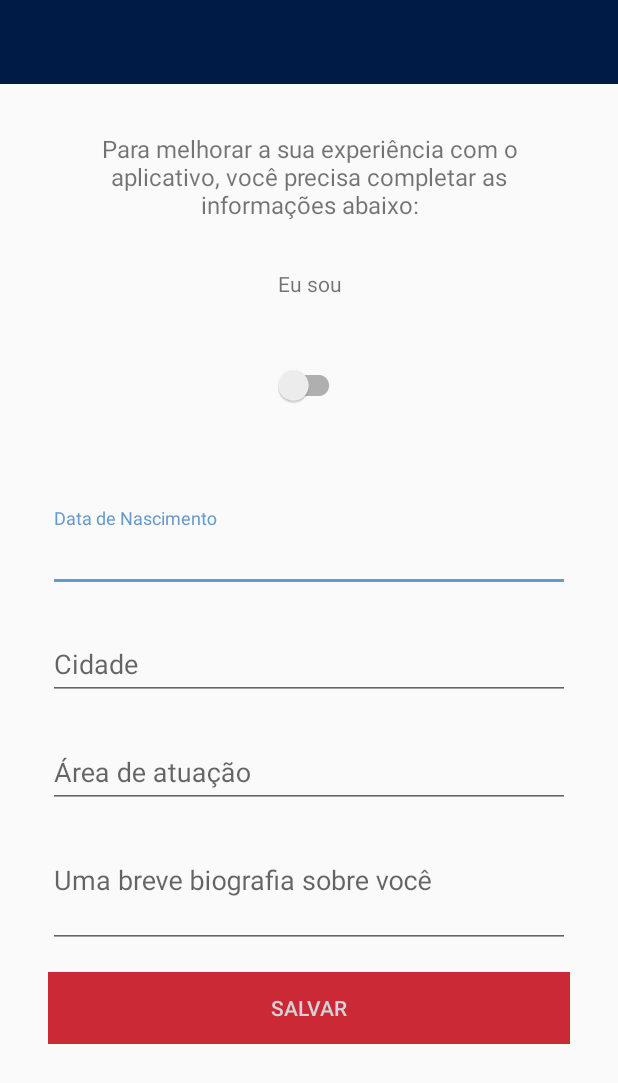
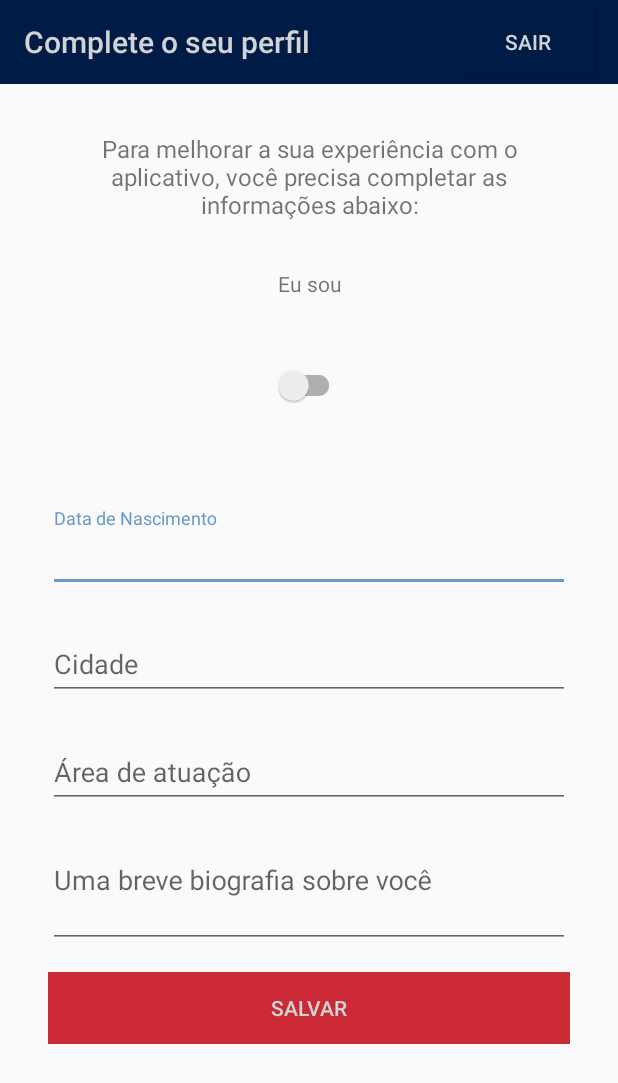
Before and after one commit to fabricioaugusto/embaixadasgv-app-android-kotlin, an Android app: the CompleteRegisterActivity screen opened directly, with no data from a screen before it, on a phone screen of 412 x 824 dp. Shown: the top 1083 px of the screen. Run offline under Robolectric (Android 15) with nearby library versions, the phone set to English and light mode, and no system bars; libraries missing offline, so code that uses them is left out: io.ghyeok.stickyswitch; plain views replace MaskEditText, StickySwitch; 3 statements that could not run were skipped.

Commit message:
Ajustado o Complete o Registro

```diff
--- a/app/src/main/java/com/balloondigital/egvapp/activity/CompleteRegisterActivity.kt
+++ b/app/src/main/java/com/balloondigital/egvapp/activity/CompleteRegisterActivity.kt
@@ -16,6 +16,9 @@ import com.google.android.libraries.places.api.model.TypeFilter
 import java.util.*
 import com.google.android.libraries.places.widget.AutocompleteActivity
 import android.app.Activity
+import android.view.Menu
+import android.view.MenuItem
+import android.widget.SearchView
 import android.widget.Toast
 import io.ghyeok.stickyswitch.widget.StickySwitch
 import io.ghyeok.stickyswitch.widget.StickySwitch.OnSelectedChangeListener
@@ -36,6 +39,11 @@ class CompleteRegisterActivity : AppCompatActivity(), View.OnClickListener, View
     override fun onCreate(savedInstanceState: Bundle?) {
         super.onCreate(savedInstanceState)
         setContentView(R.layout.activity_complete_register)
+
+        val toolbar: androidx.appcompat.widget.Toolbar = toolbarCR
+        toolbar.setTitle("Complete o seu perfil")
+        toolbar.setTitleTextColor(resources.getColor(R.color.colorGrey))
+        setSupportActionBar(toolbar)
 
         val bundle: Bundle? = intent.extras
         if(bundle != null) {
--- a/app/src/main/java/com/balloondigital/egvapp/activity/LoginActivity.kt
+++ b/app/src/main/java/com/balloondigital/egvapp/activity/LoginActivity.kt
@@ -86,6 +86,7 @@ class LoginActivity : AppCompatActivity(), View.OnClickListener {
                     val user = mAuth.currentUser
                     startCheckAuthActivity()
                 } else {
+                    btLogin.revertAnimation()
                     // If sign in fails, display a message to the user.
                     makeToast("Dados de login incorretos! Tente novamente!")
 
--- a/app/src/main/res/layout/activity_complete_register.xml
+++ b/app/src/main/res/layout/activity_complete_register.xml
@@ -17,19 +17,28 @@
                 android:background="?attr/colorPrimary"
                 android:theme="?attr/actionBarTheme"
                 android:minHeight="?attr/actionBarSize"
-                android:id="@+id/toolbar5"
+                android:id="@+id/toolbarCR"
                 app:layout_constraintTop_toTopOf="parent" app:layout_constraintStart_toStartOf="parent"
                 app:layout_constraintEnd_toEndOf="parent"
         />
+        <Button
+                android:text="Sair"
+                android:layout_width="wrap_content"
+                android:layout_height="wrap_content"
+                android:id="@+id/button2"
+                app:layout_constraintTop_toTopOf="parent" app:layout_constraintEnd_toEndOf="@+id/toolbarCR"
+                android:layout_marginEnd="16dp" android:layout_marginRight="16dp"
+                app:layout_constraintBottom_toTopOf="@+id/linearLayout5" android:background="@color/colorPrimary"
+                android:textColor="@color/colorGrey"/>
         <LinearLayout
                 android:orientation="vertical"
                 android:layout_width="0dp"
                 android:layout_height="wrap_content"
-                app:layout_constraintTop_toBottomOf="@+id/toolbar5" app:layout_constraintEnd_toEndOf="parent"
+                app:layout_constraintTop_toBottomOf="@+id/toolbarCR" app:layout_constraintEnd_toEndOf="parent"
                 app:layout_constraintStart_toStartOf="parent"
                 app:layout_constraintBottom_toBottomOf="parent"
                 android:gravity="center_horizontal" android:paddingLeft="32dp" android:paddingRight="32dp"
-                android:paddingTop="32dp" android:paddingBottom="64dp">
+                android:paddingTop="32dp" android:paddingBottom="64dp" android:id="@+id/linearLayout5">
 
             <TextView
                     android:text="Para melhorar a sua experiência com o aplicativo, você precisa completar as informações abaixo:"
```
